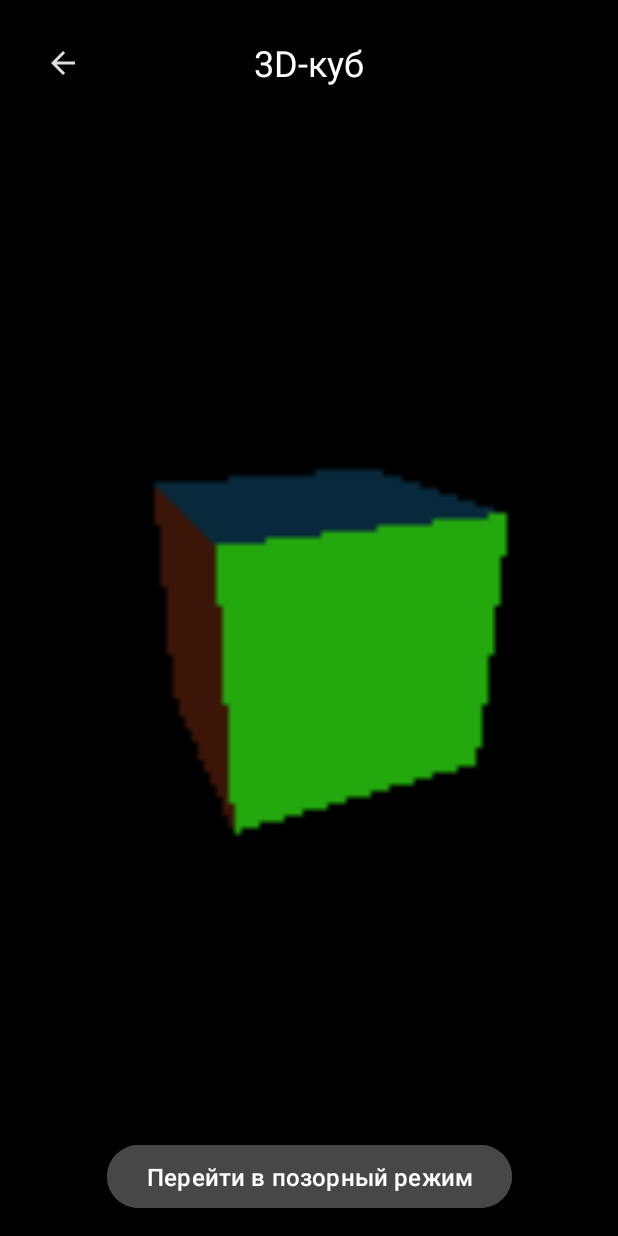
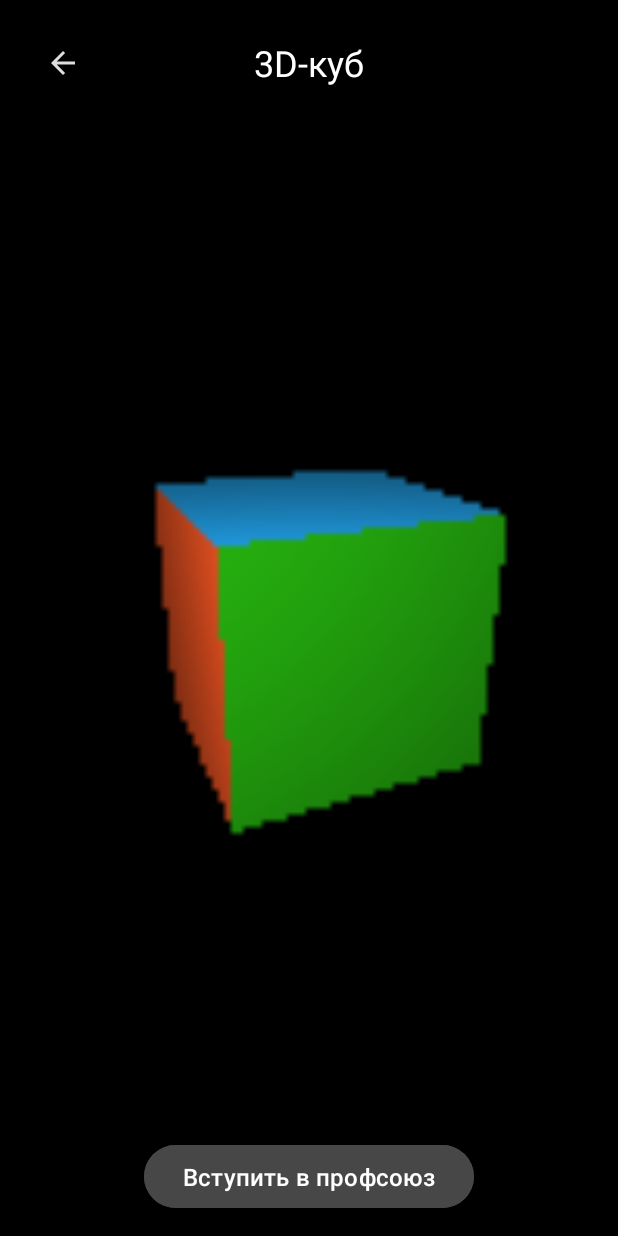
Before and after one commit to HITS-Empire/VISApp, an Android app: the CubeActivity screen opened directly, with no data from a screen before it, on a phone screen of 412 x 824 dp. Run offline under Robolectric (Android 15) with nearby library versions, the light colour scheme and no system bars.

Commit message:
Добит 3д куб

```diff
--- a/app/src/main/java/ru/tsu/visapp/CubeActivity.kt
+++ b/app/src/main/java/ru/tsu/visapp/CubeActivity.kt
@@ -1,27 +1,31 @@
 package ru.tsu.visapp
 
 import kotlin.math.*
+import android.view.View
 import android.os.Bundle
+import android.widget.Button
 import android.graphics.Bitmap
 import android.view.MotionEvent
 import android.widget.ImageView
 import ru.tsu.visapp.utils.cube.*
+import android.widget.ImageButton
 import android.graphics.BitmapFactory
 import ru.tsu.visapp.utils.ImageEditor
 import android.annotation.SuppressLint
-import android.widget.Button
+import ru.tsu.visapp.utils.ImageGetter
 import ru.tsu.visapp.utils.PixelsEditor
 
 /*
  * Экран для 3D-куба
  */
 
-class CubeActivity: ChildActivity() {
-    private val width = 100 // Ширина картинки
-    private val height = 100 // Высота картинки
+class CubeActivity : ChildActivity() {
+    private val width = 99 // Ширина картинки
+    private val height = 99 // Высота картинки
 
     private var currentProgress = 50 // Текущий прогресс в процентах
-    private var isTerrible = false // Включен ли режим позорного куба
+    private var isTerrible = false // Включен ли режим профсоюза
+    // Раньше был режим "позорного куба", переименовывать не стали...
 
     private lateinit var bitmap: Bitmap
     private lateinit var imageView: ImageView
@@ -34,6 +38,10 @@ class CubeActivity: ChildActivity() {
     private var dx = 0.4f // Угол по X
     private var dy = 0.4f // Угол по Y
 
+    // Кнопки галереи и камеры
+    private lateinit var galleryButton: ImageButton
+    private lateinit var cameraButton: ImageButton
+
     private fun renderCube() {
         val pixels = imageEditor.getPixelsFromBitmap(bitmap)
         val pixelsEditor = PixelsEditor(pixels, width, height)
@@ -42,7 +50,7 @@ class CubeActivity: ChildActivity() {
         cameraPosition.rotateY(dy)
         cameraPosition.rotateZ(dx)
 
-        val light = Vec3(-0.5f,dx,dy).normalize()
+        val light = Vec3(-0.5f, dx, dy).normalize()
 
         for (i in 0 until width) {
             for (j in 0 until height) {
@@ -59,12 +67,12 @@ class CubeActivity: ChildActivity() {
                     imagePixels,
                     width,
                     height,
-                    isTerrible,
                     i,
                     j,
+                    dx,
                     dy,
-                    dx,
                     light,
+                    isTerrible
                 )
                 pixelsEditor.setPixel(i, j, color ?: 0)
             }
@@ -85,13 +93,23 @@ class CubeActivity: ChildActivity() {
     private fun changeMode(mode: Boolean) {
         isTerrible = mode
 
-        modeButton.text = if (isTerrible) {
-            "Перейти в красивый режим"
+        if (isTerrible) {
+            modeButton.text = "Уйти из профсоюза"
+            galleryButton.visibility = View.VISIBLE
+            cameraButton.visibility = View.VISIBLE
         } else {
-            "Перейти в позорный режим"
+            modeButton.text = "Вступить в профсоюз"
+            galleryButton.visibility = View.INVISIBLE
+            cameraButton.visibility = View.INVISIBLE
         }
 
         renderCube()
+    }
+
+    // Обработать картинку, загруженную пользователем
+    private val processImage = fun() {
+        val savedImageUri = imageEditor.getSavedImageUri(this, null)
+        val imageBitmap = imageEditor.createBitmapByUri(savedImageUri)
     }
 
     @SuppressLint("ClickableViewAccessibility")
@@ -100,6 +118,8 @@ class CubeActivity: ChildActivity() {
 
         initializeView(R.layout.activity_cube)
 
+        ImageGetter(this, null, processImage)
+
         if (savedInstanceState != null) {
             currentProgress = savedInstanceState.getInt("currentProgress")
             isTerrible = savedInstanceState.getBoolean("isTerrible")
@@ -107,6 +127,7 @@ class CubeActivity: ChildActivity() {
             dy = savedInstanceState.getFloat("dy")
         }
 
+        imageEditor.contentResolver = contentResolver
         imageView = findViewById(R.id.cubeImageView)
         imagePixels = arrayOf(
             getPixelsFromDrawable(R.drawable.digit_1),
@@ -116,6 +137,9 @@ class CubeActivity: ChildActivity() {
             getPixelsFromDrawable(R.drawable.digit_5),
             getPixelsFromDrawable(R.drawable.digit_6)
         )
+
+        galleryButton = findViewById(R.id.galleryButton)
+        cameraButton = findViewById(R.id.cameraButton)
 
         bitmap = Bitmap.createBitmap(width, height, Bitmap.Config.ARGB_8888)
 
--- a/app/src/main/java/ru/tsu/visapp/utils/cube/Helper.kt
+++ b/app/src/main/java/ru/tsu/visapp/utils/cube/Helper.kt
@@ -1,5 +1,8 @@
 package ru.tsu.visapp.utils.cube
 
+import kotlin.math.abs
+import kotlin.math.cos
+import kotlin.math.sin
 import kotlin.math.max
 import kotlin.math.min
 import android.graphics.Color
@@ -7,16 +10,40 @@ import androidx.core.graphics.red
 import androidx.core.graphics.blue
 import androidx.core.graphics.green
 import androidx.core.graphics.alpha
-import kotlin.math.abs
-import kotlin.math.cos
-import kotlin.math.sin
 
 class Helper {
+    // Цвета сторон куба по умолчанию
+    private val colors = arrayOf(
+        Color.argb(255, 43, 203, 17),
+        Color.argb(255, 255, 90, 37),
+        Color.argb(255, 255, 207, 37),
+        Color.argb(255, 255, 37, 103),
+        Color.argb(255, 144, 37, 252),
+        Color.argb(255, 37, 175, 252)
+    )
+
+    // Получить нужный индекс пикселя
+    private fun getIndexOfImage(
+        width: Int,
+        height: Int,
+        i: Int,
+        j: Int,
+        dx: Float,
+        dy: Float
+    ): Int {
+        return (
+            abs(i * cos(dx) - i * sin(dx)).toInt() % width
+        ) + (
+            abs(j * cos(dy) - j * sin(dy)).toInt() % width * height
+        )
+    }
+
     private fun Boolean.toFloat(): Float = if (this) 1.0f else 0.0f
 
     private fun sign(value: Float): Float {
         return (0.0f < value).toFloat() - (value < 0.0f).toFloat()
     }
+
     private fun sign(vec3: Vec3): Vec3 {
         return Vec3(sign(vec3.x), sign(vec3.y), sign(vec3.z))
     }
@@ -24,6 +51,7 @@ class Helper {
     private fun step(edge: Float, value: Float): Float {
         return (value > edge).toFloat()
     }
+
     private fun step(edge: Vec3, vec3: Vec3): Vec3 {
         return Vec3(step(edge.x, vec3.x), step(edge.y, vec3.y), step(edge.z, vec3.z))
     }
@@ -31,6 +59,7 @@ class Helper {
     private fun min(vec3: Vec3): Float {
         return min(min(vec3.x, vec3.y), vec3.z)
     }
+
     private fun max(vec3: Vec3): Float {
         return max(max(vec3.x, vec3.y), vec3.z)
     }
@@ -52,12 +81,12 @@ class Helper {
         imagePixels: Array<IntArray>,
         width: Int,
         height: Int,
-        isTerrible: Boolean,
         i: Int,
         j: Int,
+        dx: Float,
         dy: Float,
-        dx: Float,
         light: Vec3,
+        isTerrible: Boolean
     ): Int? {
         val m = Vec3(1) / beamDirection
         val n = m * cameraPosition
@@ -76,60 +105,29 @@ class Helper {
 
         val normal = -sign(beamDirection) * step(yzx, t1) * step(zxy, t1)
 
-        val newColor = normal.dot(light) * 0.5f + 0.5f
-        //println("$newColor")
+        val newColor = 3.0f / tN // normal.dot(light) * 0.5f + 0.5f
         if (!isTerrible) {
             return when {
-                normal.x == -1.0f -> {
-                    multiplicationColor(imagePixels[0][0], newColor)
-                }
-                normal.y == -1.0f -> {
-                    multiplicationColor(imagePixels[1][0], newColor)
-                }
-                normal.x == 1.0f -> {
-                    multiplicationColor(imagePixels[2][0], newColor)
-                }
-                normal.y == 1.0f -> {
-                    multiplicationColor(imagePixels[3][0], newColor)
-                }
-                normal.z == -1.0f -> {
-                    multiplicationColor(imagePixels[4][0], newColor)
-                }
-                normal.z == 1.0f -> {
-                    multiplicationColor(imagePixels[5][0], newColor)
-                }
+                normal.x == -1.0f -> multiplicationColor(colors[0], newColor)
+                normal.y == -1.0f -> multiplicationColor(colors[1], newColor)
+                normal.x == 1.0f -> multiplicationColor(colors[2], newColor)
+                normal.y == 1.0f -> multiplicationColor(colors[3], newColor)
+                normal.z == 1.0f -> multiplicationColor(colors[4], newColor)
+                normal.z == -1.0f -> multiplicationColor(colors[5], newColor)
                 else -> null
             }
-        } else {
-            return when {
-                t1.x > t1.y && t1.x > t1.z -> {
-                    if (cameraPosition.x < 0) {
-                        imagePixels[0][abs(i * cos(dx) - i * sin(dx)).toInt() % width + abs(
-                            j * cos(dy) - j * sin(dy)
-                        ).toInt() % width * width]
-                    } else {
-                        imagePixels[1][abs(i * cos(dx) - i * sin(dx)).toInt() % width + abs(
-                            j * cos(dy) - j * sin(dy)
-                        ).toInt() % width * width]
-                    }
-                }
-                t1.y > t1.x && t1.y > t1.z -> {
-                    if (cameraPosition.y < 0) imagePixels[2][abs(i * cos(dx) - i * sin(dx)).toInt() % width + abs(
-                        j * cos(dy) - j * sin(dy)
-                    ).toInt() % width * width]
-                    else {
-                        imagePixels[3][abs(i * cos(dx) - i * sin(dx)).toInt() % width + abs(
-                            j * cos(dy) - j * sin(dy)
-                        ).toInt() % width * width]
-                    }
-                }
-                cameraPosition.z < 0 -> imagePixels[4][abs(i * cos(dx) - i * sin(dx)).toInt() % width + abs(
-                    j * cos(dy) - j * sin(dy)
-                ).toInt() % width * width]
-                else -> imagePixels[5][abs(i * cos(dx) - i * sin(dx)).toInt() % width + abs(
-                    j * cos(dy) - j * sin(dy)
-                ).toInt() % width * width]
-            }
+        }
+
+        val index = getIndexOfImage(width, height, i, j, dx, dy)
+
+        return when {
+            normal.x == -1.0f -> multiplicationColor(imagePixels[0][index], newColor)
+            normal.y == -1.0f -> multiplicationColor(imagePixels[1][index], newColor)
+            normal.x == 1.0f -> multiplicationColor(imagePixels[2][index], newColor)
+            normal.y == 1.0f -> multiplicationColor(imagePixels[3][index], newColor)
+            normal.z == 1.0f -> multiplicationColor(imagePixels[4][index], newColor)
+            normal.z == -1.0f -> multiplicationColor(imagePixels[5][index], newColor)
+            else -> null
         }
     }
 }
--- a/app/src/main/res/layout/activity_cube.xml
+++ b/app/src/main/res/layout/activity_cube.xml
@@ -7,6 +7,32 @@
     android:layout_height="match_parent"
     android:background="@color/black"
     tools:context=".CubeActivity">
+
+    <ImageButton
+        android:id="@+id/cameraButton"
+        android:layout_width="60dp"
+        android:layout_height="60dp"
+        android:background="@drawable/round_soft_button"
+        android:visibility="invisible"
+        app:layout_constraintBottom_toBottomOf="parent"
+        app:layout_constraintEnd_toStartOf="@+id/modeButton"
+        app:layout_constraintStart_toStartOf="parent"
+        app:layout_constraintTop_toBottomOf="@+id/cubeImageView"
+        app:layout_constraintVertical_bias="0.5"
+        app:srcCompat="@drawable/camera_outline_24" />
+
+    <ImageButton
+        android:id="@+id/galleryButton"
+        android:layout_width="60dp"
+        android:layout_height="60dp"
+        android:background="@drawable/round_soft_button"
+        android:visibility="invisible"
+        app:layout_constraintBottom_toBottomOf="parent"
+        app:layout_constraintEnd_toEndOf="parent"
+        app:layout_constraintStart_toEndOf="@+id/modeButton"
+        app:layout_constraintTop_toBottomOf="@+id/cubeImageView"
+        app:layout_constraintVertical_bias="0.5"
+        app:srcCompat="@drawable/folder_outline_27" />
 
     <ImageView
         android:id="@+id/cubeImageView"
@@ -45,12 +71,13 @@
 
     <Button
         android:id="@+id/modeButton"
-        android:layout_width="270dp"
+        android:layout_width="220dp"
         android:layout_height="50dp"
         android:backgroundTint="@color/gray"
         android:textSize="16sp"
         app:layout_constraintBottom_toBottomOf="parent"
         app:layout_constraintEnd_toEndOf="parent"
         app:layout_constraintStart_toStartOf="parent"
-        app:layout_constraintTop_toBottomOf="@+id/cubeImageView" />
+        app:layout_constraintTop_toBottomOf="@+id/cubeImageView"
+        app:layout_constraintVertical_bias="0.5" />
 </androidx.constraintlayout.widget.ConstraintLayout>
```
Also changed, not shown: app/src/main/res/drawable/digit_1.jpg (added), app/src/main/res/drawable/digit_1.png (deleted), app/src/main/res/drawable/digit_2.jpg (added), app/src/main/res/drawable/digit_2.png (deleted), app/src/main/res/drawable/digit_3.jpg (added), app/src/main/res/drawable/digit_3.png (deleted), app/src/main/res/drawable/digit_4.png, app/src/main/res/drawable/digit_5.jpg (added), app/src/main/res/drawable/digit_5.png (deleted), app/src/main/res/drawable/digit_6.png.
